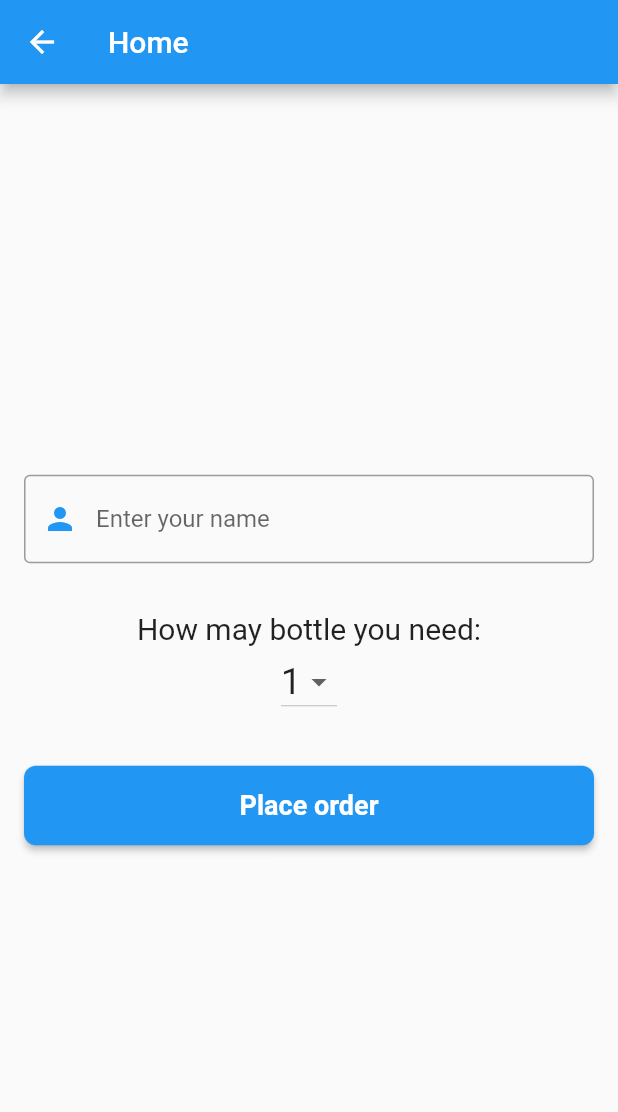
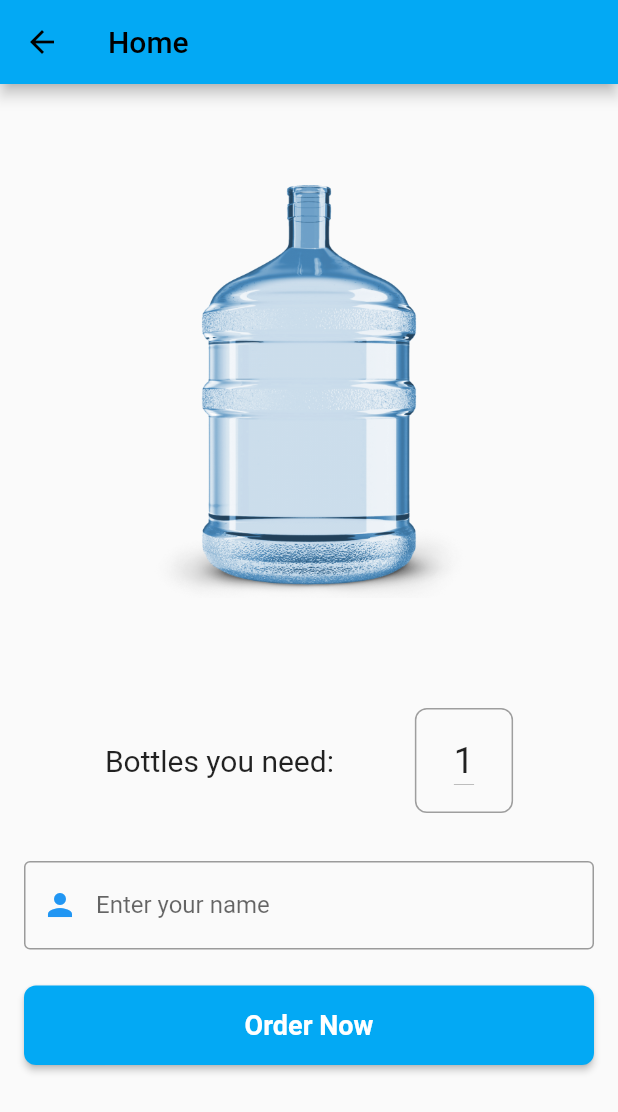
Before and after one commit to daxosorg/dapp, a Flutter app: the OtpVerificationScreen screen opened directly, after a tap on "Verify", on a phone screen of 412 x 824 dp. Shown: the top 1112 px of the screen. Run offline on Flutter 3.47's test engine with Material 2 defaults, Android fonts, the phone set to English and light mode, and no system bars; our stand-ins replace cloud_firestore, firebase_auth, firebase_core, geolocator, get; accounts and stored records are empty; network calls fail.

Commit message:
ui changes

```diff
--- a/lib/controllers/login_controller.dart
+++ b/lib/controllers/login_controller.dart
@@ -5,6 +5,7 @@ import 'package:get/get.dart';
 
 class LoginController extends GetxController {
   final phoneController = TextEditingController(text: "8439228724");
+  final nameController = TextEditingController();
   final auth = FirebaseAuth.instance;
   RxBool isOtpSending = false.obs;
 
--- a/lib/home_screen.dart
+++ b/lib/home_screen.dart
@@ -19,13 +19,50 @@ class HomeScreenState extends State<HomeScreen> {
       appBar: AppBar(
         title: const Text('Home'),
       ),
+      resizeToAvoidBottomInset: false,
       body: Padding(
         padding: const EdgeInsets.all(16.0),
-        child: Center(
         child: Column(
           crossAxisAlignment: CrossAxisAlignment.stretch,
           mainAxisAlignment: MainAxisAlignment.center,
           children: [
+            Expanded(
+              flex: 1,
+              child: Image.asset('assets/water_jar_image.png'),
+            ),
+            Expanded(
+              flex: 1,
+              child: Column(
+                crossAxisAlignment: CrossAxisAlignment.stretch,
+                children: [
+                  const SizedBox(height: 32),
+                  Obx(
+                    () => Row(
+                      mainAxisAlignment: MainAxisAlignment.spaceEvenly,
+                      children: [
+                        const Text("Bottles you need:", style: TextStyle(fontSize: 20)),
+                        Container(
+                          padding: const EdgeInsets.symmetric(vertical: 10, horizontal: 25),
+                          decoration: BoxDecoration(
+                            border: Border.all(color: Colors.grey), // Border color
+                            borderRadius: BorderRadius.circular(8.0), // Border radius
+                          ),
+                          child: DropdownButton<int>(
+                            value: homeScreenController.selectedQuantity.value,
+                            onChanged: (newValue) => homeScreenController.selectedQuantity.value = newValue!,
+                            iconSize: 0,
+                            items: homeScreenController.availableQuantities.map((int value) {
+                              return DropdownMenuItem(
+                                value: value,
+                                child: Text(value.toString(), style: const TextStyle(fontSize: 24)),
+                              );
+                            }).toList(),
+                          ),
+                        ),
+                      ],
+                    ),
+                  ),
+                  const SizedBox(height: 32),
                   TextFormField(
                     controller: homeScreenController.nameController,
                     keyboardType: TextInputType.phone,
@@ -36,39 +73,20 @@ class HomeScreenState extends State<HomeScreen> {
                       prefixIcon: const Icon(Icons.person, color: Colors.blue),
                     ),
                   ),
-              const SizedBox(height: 32),
-              Center(
-                child: Obx(
-                  () => Column(
-                    children: [
-                      const Text("How may bottle you need:", style: TextStyle(fontSize: 20)),
-                      const SizedBox(width: 10),
-                      DropdownButton<int>(
-                        value: homeScreenController.selectedQuantity.value,
-                        onChanged: (newValue) => homeScreenController.selectedQuantity.value = newValue!,
-                        items: homeScreenController.availableQuantities.map((int value) {
-                          return DropdownMenuItem(value: value, child: Text(value.toString(), style: const TextStyle(fontSize: 24)));
-                        }).toList(),
-                      ),
-                    ],
-                  ),
-                ),
-              ),
-              const SizedBox(height: 32),
+                  const SizedBox(height: 24.0),
                   ElevatedButton(
                     onPressed: () {},
-                style: ElevatedButton.styleFrom(
-                  backgroundColor: Colors.blue,
-                  shape: RoundedRectangleBorder(borderRadius: BorderRadius.circular(8.0)),
-                ),
+                    style: ElevatedButton.styleFrom(shape: RoundedRectangleBorder(borderRadius: BorderRadius.circular(8.0))),
                     child: const Padding(
                       padding: EdgeInsets.symmetric(vertical: 16.0),
-                  child: Text('Place order', style: TextStyle(fontSize: 18.0, fontWeight: FontWeight.bold)),
+                      child: Text('Order Now', style: TextStyle(fontSize: 18.0, fontWeight: FontWeight.bold, color: Colors.white)),
                     ),
                   ),
                 ],
               ),
             ),
+          ],
+        ),
       ),
     );
   }
--- a/lib/otp_verification_screen.dart
+++ b/lib/otp_verification_screen.dart
@@ -19,28 +19,26 @@ class OtpVerificationScreen extends StatelessWidget {
     );
 
     return Scaffold(
-      appBar: AppBar(
-        title: const Text('OTP Verification'),
-        centerTitle: true,
-      ),
       body: SingleChildScrollView(
-        padding: const EdgeInsets.all(16.0),
+        child: Container(
+          padding: const EdgeInsets.all(16),
+          height: Get.size.height,
           child: Column(
             crossAxisAlignment: CrossAxisAlignment.stretch,
             children: [
-            const SizedBox(height: 32.0),
-            Text(
-              'Enter the OTP',
-              style: Theme.of(context).textTheme.titleLarge,
-              textAlign: TextAlign.center,
-            ),
-            const SizedBox(height: 32.0),
+              const Spacer(),
+              Image.asset('assets/water_jar_image.png'),
+              const Spacer(),
               TextFormField(
                 controller: otpVerificationScreenController.otpController,
                 keyboardType: TextInputType.number,
-              decoration: const InputDecoration(labelText: 'OTP', border: OutlineInputBorder(), prefixIcon: Icon(Icons.lock_outline)),
+                decoration: const InputDecoration(
+                  labelText: 'Enter OTP sent to your phone',
+                  border: OutlineInputBorder(),
+                  prefixIcon: Icon(Icons.lock_outline),
                 ),
-            const SizedBox(height: 24.0),
+              ),
+              const SizedBox(height: 48),
               Obx(
                 () => otpVerificationScreenController.isVerifyingOtp.value
                     ? const Center(
@@ -56,13 +54,14 @@ class OtpVerificationScreen extends StatelessWidget {
                         ),
                         child: const Padding(
                           padding: EdgeInsets.symmetric(vertical: 16.0),
-                        child: Text('Verify', style: TextStyle(fontSize: 18.0, fontWeight: FontWeight.bold)),
+                          child: Text('Verify', style: TextStyle(fontSize: 18.0, fontWeight: FontWeight.bold, color: Colors.white)),
                         ),
                       ),
               ),
             ],
           ),
         ),
+      ),
     );
   }
 }
--- a/pubspec.yaml
+++ b/pubspec.yaml
@@ -27,3 +27,6 @@ dev_dependencies:
 
 flutter:
   uses-material-design: true
+
+  assets:
+        - assets/
```
Also changed, not shown: lib/login_screen.dart (+21 -10 lines), lib/main.dart (+11 -2 lines), assets/water_jar_image.png (added). Lines whose indentation alone changed are shown as unchanged.
